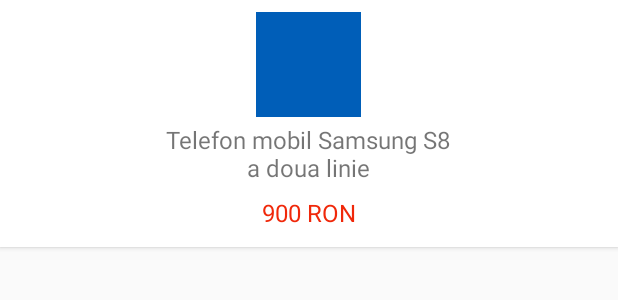
After one commit to DDsix/hackathon_2018, an Android app: the layout item_recommendation_product.xml on its own in the app's theme, with its tools: preview values and no code run, on a phone screen of 412 x 824 dp. The commit adds this screen. Shown: the top 300 px of the screen. Run offline under Robolectric (Android 15) with nearby library versions, the phone set to English and light mode, and no system bars.

Commit message:
started to implement recommendation view

```diff
--- /dev/null
+++ b/app/src/main/res/layout/item_recommendation_product.xml
@@ -0,0 +1,47 @@
+<?xml version="1.0" encoding="utf-8"?>
+<android.support.v7.widget.CardView
+        xmlns:android="http://schemas.android.com/apk/res/android"
+        xmlns:tools="http://schemas.android.com/tools"
+        xmlns:app="http://schemas.android.com/apk/res-auto"
+        android:layout_width="match_parent"
+        android:layout_height="wrap_content"
+        app:cardCornerRadius="0dp"
+        app:cardBackgroundColor="@color/white">
+
+    <LinearLayout
+            android:layout_width="match_parent"
+            android:layout_height="wrap_content"
+            android:orientation="vertical"
+            android:gravity="center_horizontal"
+            android:padding="8dp">
+
+        <ImageView
+                android:id="@+id/ivProductImage"
+                android:layout_width="70dp"
+                android:layout_height="70dp"
+                tools:background="@color/colorPrimary"/>
+
+        <TextView
+                android:id="@+id/tvRecommendationTitle"
+                android:layout_width="wrap_content"
+                android:layout_height="wrap_content"
+                android:layout_margin="4dp"
+                android:lines="2"
+                android:gravity="center"
+                tools:text="Telefon mobil Samsung S8\na doua linie"
+                android:textSize="16sp"/>
+
+        <TextView
+                android:id="@+id/tvRecommentationPrice"
+                android:layout_width="wrap_content"
+                android:layout_height="wrap_content"
+                android:layout_margin="4dp"
+                android:lines="1"
+                android:gravity="center"
+                android:textColor="@color/red"
+                tools:text="900 RON"
+                android:textSize="16sp"/>
+
+    </LinearLayout>
+
+</android.support.v7.widget.CardView>
--- a/app/src/main/res/values/colors.xml
+++ b/app/src/main/res/values/colors.xml
@@ -6,4 +6,5 @@
     <color name="white">#ffffff</color>
     <color name="grey">#838383</color>
     <color name="light_blue">#82A8C5</color>
+    <color name="red">#f0280a</color>
 </resources>
```
Also changed, not shown: app/src/main/java/com/example/danielpopovici/giftfinder/AdapterProductRecommendation.kt (added, +39 -0 lines), app/src/main/java/com/example/danielpopovici/giftfinder/RecommendationView.kt (added, +32 -0 lines), app/src/main/res/layout/item_recommentation.xml (added, +43 -0 lines).
